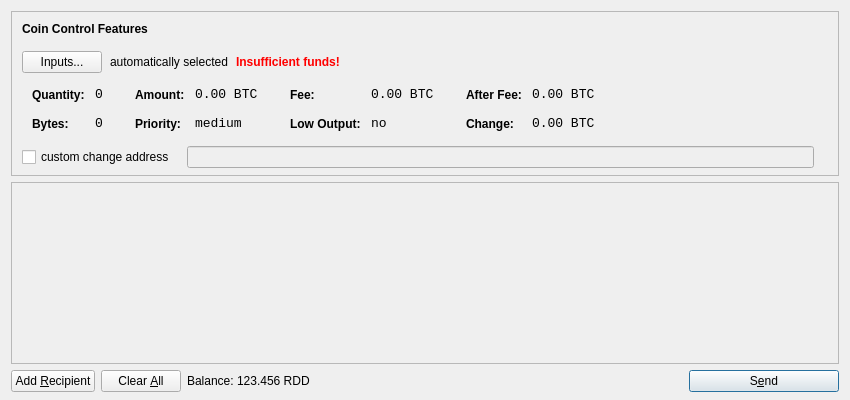
First picture: the form in src/qt/forms/sendcoinsdialog.ui, repository zarGonnn/reddcoin, before the edit.
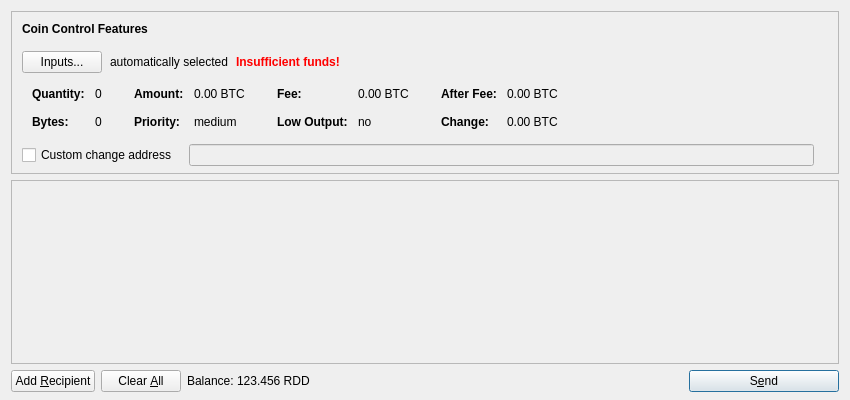
Second picture: the form after the edit. Icons and pictures are not drawn. Custom widgets are drawn as their Qt base class.

Commit message:
[Qt] coin-control features GUI cleanup 2
- remove monospace labels from sendcoinsdialog also
- use a validated line edit for the change address
- add a tooltip to change address switch
- ensure we have a valid change address in
  CoinControlDialog::coinControl->destChange or just CNoDestination()
- some small ui file changes

What changed in the file:
```diff
--- a/src/qt/forms/sendcoinsdialog.ui
+++ b/src/qt/forms/sendcoinsdialog.ui
@@ -39,7 +39,7 @@
      </property>
      <layout class="QVBoxLayout" name="verticalLayoutCoinControl2">
       <property name="spacing">
-       <number>-1</number>
+       <number>0</number>
       </property>
       <property name="leftMargin">
        <number>0</number>
@@ -219,12 +219,6 @@
                </item>
                <item row="0" column="1">
                 <widget class="QLabel" name="labelCoinControlQuantity">
-                 <property name="font">
-                  <font>
-                   <family>Monospace</family>
-                   <pointsize>10</pointsize>
-                  </font>
-                 </property>
                  <property name="cursor">
                   <cursorShape>IBeamCursor</cursorShape>
                  </property>
@@ -254,12 +248,6 @@
                </item>
                <item row="1" column="1">
                 <widget class="QLabel" name="labelCoinControlBytes">
-                 <property name="font">
-                  <font>
-                   <family>Monospace</family>
-                   <pointsize>10</pointsize>
-                  </font>
-                 </property>
                  <property name="cursor">
                   <cursorShape>IBeamCursor</cursorShape>
                  </property>
@@ -308,12 +296,6 @@
                </item>
                <item row="0" column="1">
                 <widget class="QLabel" name="labelCoinControlAmount">
-                 <property name="font">
-                  <font>
-                   <family>Monospace</family>
-                   <pointsize>10</pointsize>
-                  </font>
-                 </property>
                  <property name="cursor">
                   <cursorShape>IBeamCursor</cursorShape>
                  </property>
@@ -340,12 +322,6 @@
                </item>
                <item row="1" column="1">
                 <widget class="QLabel" name="labelCoinControlPriority">
-                 <property name="font">
-                  <font>
-                   <family>Monospace</family>
-                   <pointsize>10</pointsize>
-                  </font>
-                 </property>
                  <property name="cursor">
                   <cursorShape>IBeamCursor</cursorShape>
                  </property>
@@ -394,12 +370,6 @@
                </item>
                <item row="0" column="1">
                 <widget class="QLabel" name="labelCoinControlFee">
-                 <property name="font">
-                  <font>
-                   <family>Monospace</family>
-                   <pointsize>10</pointsize>
-                  </font>
-                 </property>
                  <property name="cursor">
                   <cursorShape>IBeamCursor</cursorShape>
                  </property>
@@ -426,12 +396,6 @@
                </item>
                <item row="1" column="1">
                 <widget class="QLabel" name="labelCoinControlLowOutput">
-                 <property name="font">
-                  <font>
-                   <family>Monospace</family>
-                   <pointsize>10</pointsize>
-                  </font>
-                 </property>
                  <property name="cursor">
                   <cursorShape>IBeamCursor</cursorShape>
                  </property>
@@ -480,12 +444,6 @@
                </item>
                <item row="0" column="1">
                 <widget class="QLabel" name="labelCoinControlAfterFee">
-                 <property name="font">
-                  <font>
-                   <family>Monospace</family>
-                   <pointsize>10</pointsize>
-                  </font>
-                 </property>
                  <property name="cursor">
                   <cursorShape>IBeamCursor</cursorShape>
                  </property>
@@ -512,12 +470,6 @@
                </item>
                <item row="1" column="1">
                 <widget class="QLabel" name="labelCoinControlChange">
-                 <property name="font">
-                  <font>
-                   <family>Monospace</family>
-                   <pointsize>10</pointsize>
-                  </font>
-                 </property>
                  <property name="cursor">
                   <cursorShape>IBeamCursor</cursorShape>
                  </property>
@@ -556,7 +508,7 @@
           <item>
            <widget class="QCheckBox" name="checkBoxCoinControlChange">
             <property name="text">
-             <string>custom change address</string>
+             <string>Custom change address</string>
             </property>
            </widget>
           </item>
@@ -626,7 +578,7 @@
         <x>0</x>
         <y>0</y>
         <width>830</width>
-        <height>165</height>
+        <height>178</height>
        </rect>
       </property>
       <layout class="QVBoxLayout" name="verticalLayout_2" stretch="0,1">
@@ -778,6 +730,13 @@
    </item>
   </layout>
  </widget>
+ <customwidgets>
+  <customwidget>
+   <class>QValidatedLineEdit</class>
+   <extends>QLineEdit</extends>
+   <header>qvalidatedlineedit.h</header>
+  </customwidget>
+ </customwidgets>
  <resources>
   <include location="../bitcoin.qrc"/>
  </resources>
```
Left out of the diff: 16 changed lines with no effect on the pictures. The commit also changes 1 other file.
